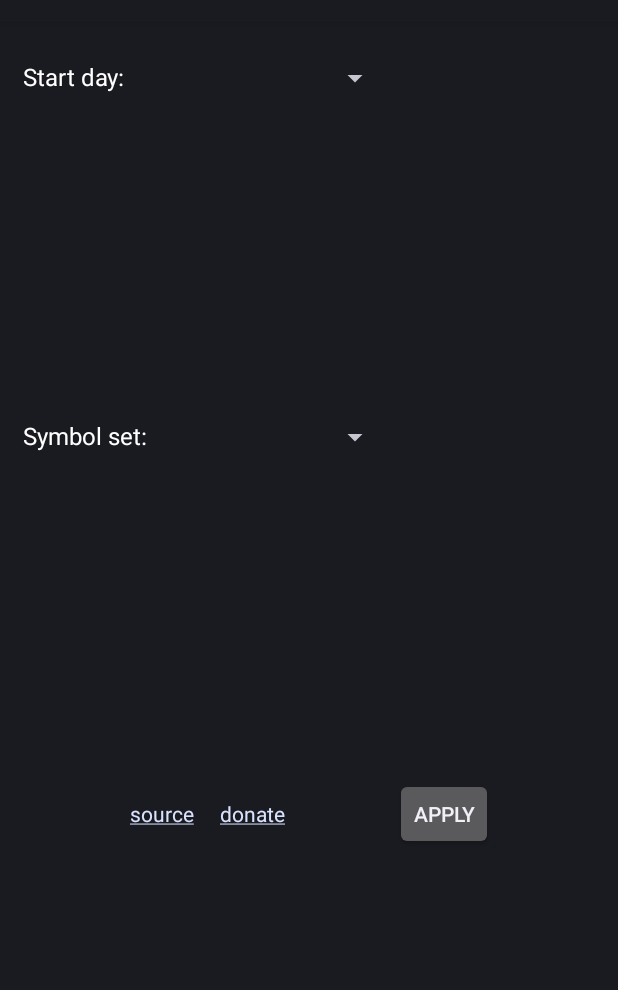
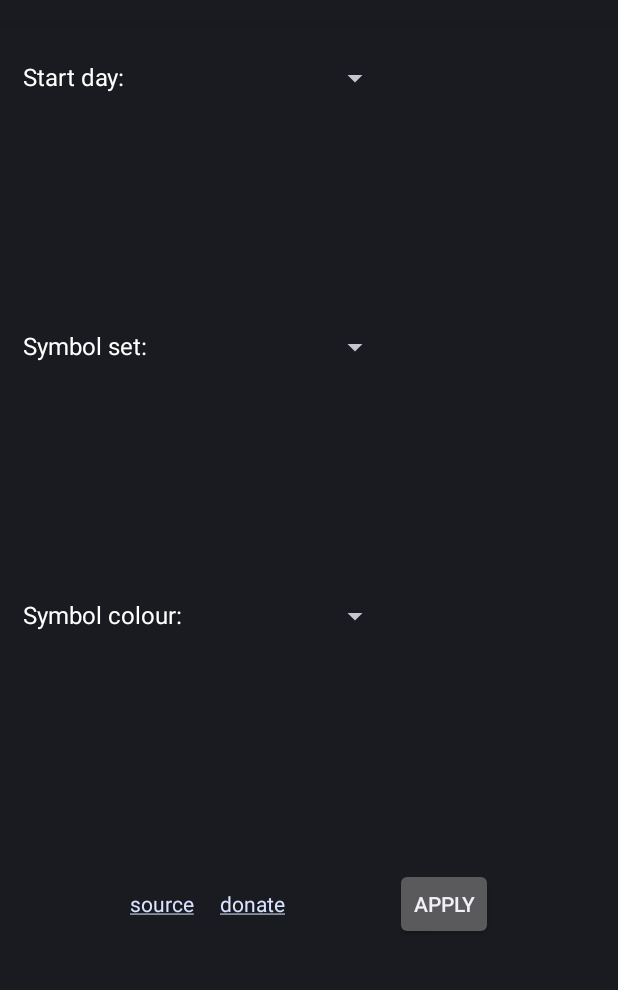
Before and after one commit to mvmike/min-cal-widget, an Android app: the layout configuration.xml on its own in the app's theme, with its tools: preview values and no code run, on a phone screen of 412 x 824 dp, the part 62-1052 px from its top. Run offline under Robolectric (Android 15) with nearby library versions, the phone set to English and light mode, and no system bars.

Commit message:
fixes #14 - add events colour configuration

```diff
--- a/min-cal-widget/src/main/res/layout/configuration.xml
+++ b/min-cal-widget/src/main/res/layout/configuration.xml
@@ -3,7 +3,7 @@
               android:layout_width="match_parent"
               android:layout_height="match_parent"
               android:orientation="vertical"
-              android:weightSum="3">
+              android:weightSum="4">
 
     <View
         android:layout_width="180dp"
@@ -20,15 +20,11 @@
 
         <TextView
             android:id="@+id/txt_first_day_of_week"
-            android:layout_width="100dp"
+            android:layout_width="115dp"
             android:layout_height="wrap_content"
             android:text="@string/start_week_day"
             android:textColor="@color/config_label"
             android:textSize="16sp"/>
-
-        <View
-            android:layout_width="15dp"
-            android:layout_height="15dp"/>
 
         <Spinner
             android:id="@+id/startWeekDaySpinner"
@@ -55,18 +51,45 @@
 
         <TextView
             android:id="@+id/txt_symbols"
-            android:layout_width="100dp"
+            android:layout_width="115dp"
             android:layout_height="wrap_content"
             android:text="@string/symbol_set"
             android:textColor="@color/config_label"
             android:textSize="16sp"/>
 
-        <View
-            android:layout_width="15dp"
-            android:layout_height="15dp"/>
+        <Spinner
+            android:id="@+id/symbolsSpinner"
+            android:layout_width="130dp"
+            android:layout_height="wrap_content"
+            android:layout_gravity="end"
+            android:textColor="@color/config_value">
+        </Spinner>
+
+    </LinearLayout>
+
+    <View
+        android:layout_width="180dp"
+        android:layout_height="15dp"/>
+
+    <LinearLayout
+        android:layout_width="wrap_content"
+        android:layout_height="wrap_content"
+        android:layout_gravity="bottom|start"
+        android:layout_weight="1"
+        android:orientation="horizontal"
+        android:paddingEnd="15dp"
+        android:paddingStart="15dp">
+
+        <TextView
+            android:id="@+id/txt_symbols_colour"
+            android:layout_width="115dp"
+            android:layout_height="wrap_content"
+            android:text="@string/symbol_colour_set"
+            android:textColor="@color/config_label"
+            android:textSize="16sp"/>
 
         <Spinner
-            android:id="@+id/symbolsSpinner"
+            android:id="@+id/symbolsColourSpinner"
             android:layout_width="130dp"
             android:layout_height="wrap_content"
             android:layout_gravity="end"
--- a/min-cal-widget/src/main/res/values/strings.xml
+++ b/min-cal-widget/src/main/res/values/strings.xml
@@ -8,6 +8,7 @@
 
     <string name="start_week_day">Start day:</string>
     <string name="symbol_set">Symbol set:</string>
+    <string name="symbol_colour_set">Symbol colour:</string>
 
     <string name="apply_changes">apply</string>
 
```
Also changed, not shown: min-cal-widget/src/main/java/cat/mvmike/minimalcalendarwidget/activity/ConfigurationActivity.java (+16 -2 lines), min-cal-widget/src/main/java/cat/mvmike/minimalcalendarwidget/util/ConfigurationUtil.java (+18 -4 lines), min-cal-widget/src/main/java/cat/mvmike/minimalcalendarwidget/util/DayUtil.java (+4 -7 lines), min-cal-widget/src/main/java/cat/mvmike/minimalcalendarwidget/util/SymbolsUtil.java (+44 -12 lines), min-cal-widget/src/main/res/values/colors.xml (+6 -2 lines).
